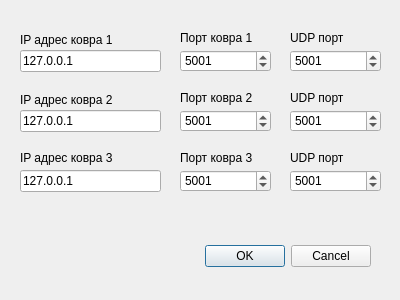
First picture: the form in connectiondialog.ui, repository zak2791/Demo_Secretary_ver2, before the edit.
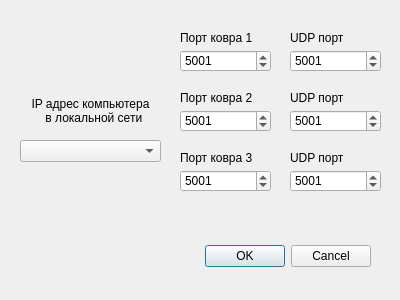
Second picture: the form after the edit.

Diff of the .ui file:
```diff
--- a/connectiondialog.ui
+++ b/connectiondialog.ui
@@ -26,20 +26,7 @@
     <enum>Qt::Horizontal</enum>
    </property>
    <property name="standardButtons">
-    <set>QDialogButtonBox::Cancel|QDialogButtonBox::Ok</set>
-   </property>
-  </widget>
-  <widget class="QLineEdit" name="leMat1">
-   <property name="geometry">
-    <rect>
-     <x>20</x>
-     <y>50</y>
-     <width>141</width>
-     <height>22</height>
-    </rect>
-   </property>
-   <property name="text">
-    <string>127.0.0.1</string>
+    <set>QDialogButtonBox::StandardButton::Cancel|QDialogButtonBox::StandardButton::Ok</set>
    </property>
   </widget>
   <widget class="QSpinBox" name="sbMat1">
@@ -61,19 +48,6 @@
     <number>5001</number>
    </property>
   </widget>
-  <widget class="QLineEdit" name="leMat2">
-   <property name="geometry">
-    <rect>
-     <x>20</x>
-     <y>110</y>
-     <width>141</width>
-     <height>22</height>
-    </rect>
-   </property>
-   <property name="text">
-    <string>127.0.0.1</string>
-   </property>
-  </widget>
   <widget class="QSpinBox" name="sbMat2">
    <property name="geometry">
     <rect>
@@ -93,19 +67,6 @@
     <number>5001</number>
    </property>
   </widget>
-  <widget class="QLineEdit" name="leMat3">
-   <property name="geometry">
-    <rect>
-     <x>20</x>
-     <y>170</y>
-     <width>141</width>
-     <height>22</height>
-    </rect>
-   </property>
-   <property name="text">
-    <string>127.0.0.1</string>
-   </property>
-  </widget>
   <widget class="QSpinBox" name="sbMat3">
    <property name="geometry">
     <rect>
@@ -129,26 +90,17 @@
    <property name="geometry">
     <rect>
      <x>20</x>
-     <y>30</y>
+     <y>90</y>
      <width>141</width>
-     <height>20</height>
+     <height>41</height>
     </rect>
    </property>
    <property name="text">
-    <string>IP адрес ковра 1</string>
+    <string>IP адрес компьютера
+  в локальной сети</string>
    </property>
-  </widget>
-  <widget class="QLabel" name="label_3">
-   <property name="geometry">
-    <rect>
-     <x>20</x>
-     <y>150</y>
-     <width>141</width>
-     <height>16</height>
-    </rect>
-   </property>
-   <property name="text">
-    <string>IP адрес ковра 3</string>
+   <property name="alignment">
+    <set>Qt::AlignmentFlag::AlignCenter</set>
    </property>
   </widget>
   <widget class="QLabel" name="label_4">
@@ -190,19 +142,6 @@
     <string>Порт ковра 3</string>
    </property>
   </widget>
-  <widget class="QLabel" name="lbl">
-   <property name="geometry">
-    <rect>
-     <x>20</x>
-     <y>90</y>
-     <width>121</width>
-     <height>20</height>
-    </rect>
-   </property>
-   <property name="text">
-    <string>IP адрес ковра 2</string>
-   </property>
-  </widget>
   <widget class="QSpinBox" name="sbUdpMat3">
    <property name="geometry">
     <rect>
@@ -299,6 +238,16 @@
     <string>UDP порт</string>
    </property>
   </widget>
+  <widget class="QComboBox" name="cbIPLocalNet">
+   <property name="geometry">
+    <rect>
+     <x>20</x>
+     <y>140</y>
+     <width>141</width>
+     <height>22</height>
+    </rect>
+   </property>
+  </widget>
  </widget>
  <resources/>
  <connections>
```
Left out of the diff: 2 changed lines with no effect on the pictures.
